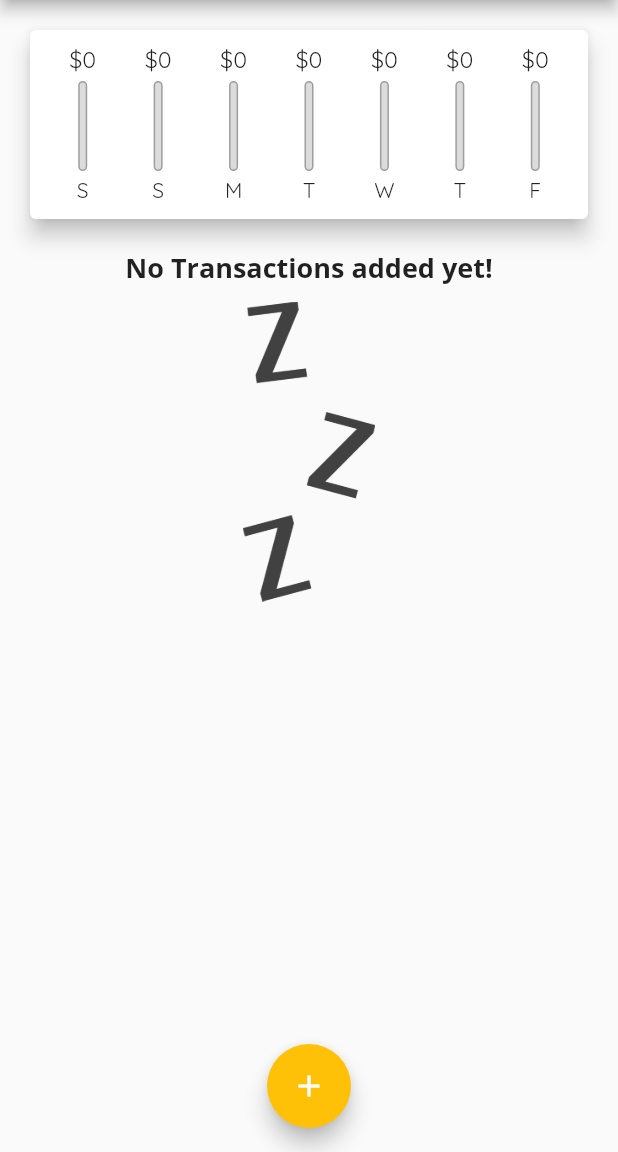
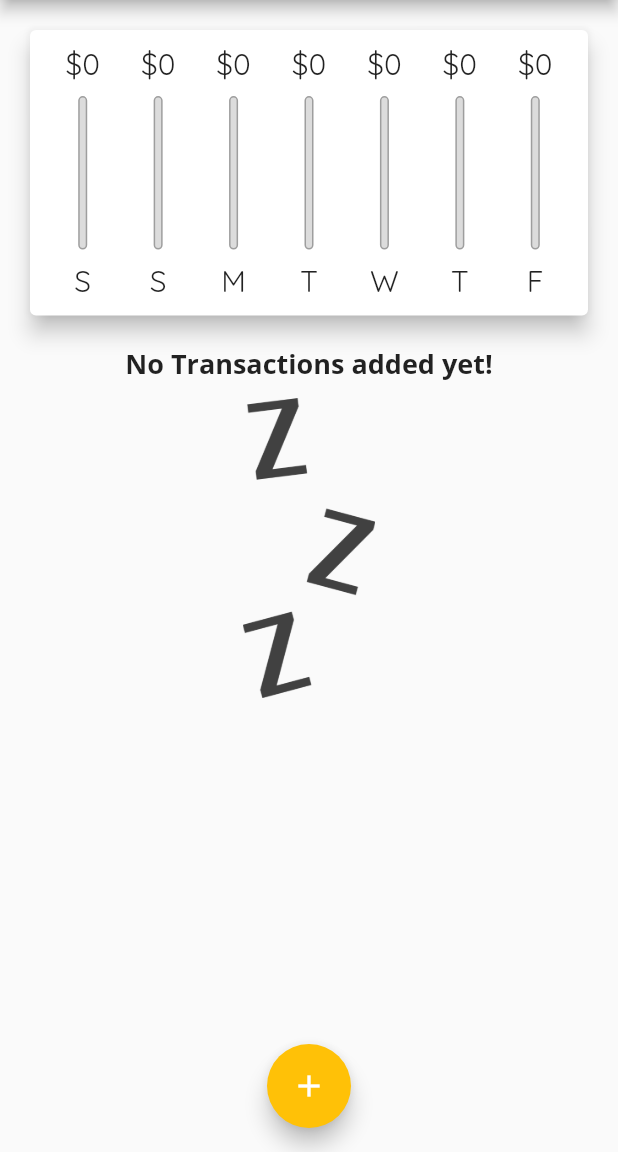
Before and after one commit to JasurbekErgashev/Personal-Expenses-App, a Flutter app: the screen it shows after launch, on a phone screen of 412 x 824 dp, the part 84-1236 px from its top. Run offline on Flutter 3.47's test engine with Material 2 defaults, Android fonts, the phone set to English and light mode, and no system bars.

Commit message:
dynamically calculating device height/width

```diff
--- a/lib/main.dart
+++ b/lib/main.dart
@@ -13,33 +13,40 @@ class MyApp extends StatelessWidget {
   @override
   Widget build(BuildContext context) {
     return MaterialApp(
-      theme: ThemeData(
+      debugShowCheckedModeBanner: false,
+      builder: (ctx, child) {
+        final curScaleFactor = MediaQuery.of(ctx).textScaleFactor;
+        return Theme(
+          data: ThemeData(
             colorScheme: ColorScheme.fromSwatch(
               primarySwatch: Colors.purple,
             ).copyWith(
               secondary: Colors.amber,
             ),
             fontFamily: 'Quicksand',
-        textTheme: const TextTheme(
+            textTheme: TextTheme(
               headline6: TextStyle(
                 fontFamily: 'OpenSans',
                 fontWeight: FontWeight.bold,
-            fontSize: 18,
+                fontSize: 18 * curScaleFactor,
               ),
               headline1: TextStyle(
                 color: Colors.grey,
                 fontFamily: 'Quicksand',
-            fontSize: 14,
+                fontSize: 14 * curScaleFactor,
               ),
             ),
-        appBarTheme: const AppBarTheme(
+            appBarTheme: AppBarTheme(
               titleTextStyle: TextStyle(
                 fontFamily: 'OpenSans',
                 fontWeight: FontWeight.bold,
-            fontSize: 20,
+                fontSize: 20 * curScaleFactor,
               ),
             ),
           ),
+          child: child as Widget,
+        );
+      },
       title: 'Personal Expenses',
       home: const MyHomePage(),
     );
@@ -103,8 +110,7 @@ class _MyHomePageState extends State<MyHomePage> {
 
   @override
   Widget build(BuildContext context) {
-    return Scaffold(
-      appBar: AppBar(
+    final appBar = AppBar(
       title: const Text('Personal Expenses'),
       actions: <Widget>[
         IconButton(
@@ -112,13 +118,27 @@ class _MyHomePageState extends State<MyHomePage> {
           onPressed: () => _startAddNewTransaction(context),
         ),
       ],
-      ),
+    );
+    return Scaffold(
+      appBar: appBar,
       body: SingleChildScrollView(
         child: Column(
           crossAxisAlignment: CrossAxisAlignment.stretch,
           children: <Widget>[
-            Chart(_recentTransactions),
-            TransactionList(_userTransactions, _removeTransaction),
+            SizedBox(
+              height: (MediaQuery.of(context).size.height -
+                      appBar.preferredSize.height -
+                      MediaQuery.of(context).padding.top) *
+                  0.3,
+              child: Chart(_recentTransactions),
+            ),
+            SizedBox(
+              height: (MediaQuery.of(context).size.height -
+                      appBar.preferredSize.height -
+                      MediaQuery.of(context).padding.top) *
+                  0.7,
+              child: TransactionList(_userTransactions, _removeTransaction),
+            ),
           ],
         ),
       ),
--- a/lib/widgets/chart_bar.dart
+++ b/lib/widgets/chart_bar.dart
@@ -12,19 +12,21 @@ class ChartBar extends StatelessWidget {
 
   @override
   Widget build(BuildContext context) {
+    return LayoutBuilder(
+      builder: (context, constraints) {
         return Column(
           children: <Widget>[
             SizedBox(
-          height: 20,
+              height: constraints.maxHeight * 0.15,
               child: FittedBox(
                 child: Text('\$${spendingAmount.toStringAsFixed(0)}'),
               ),
             ),
-        const SizedBox(
-          height: 4,
+            SizedBox(
+              height: constraints.maxHeight * 0.05,
             ),
             SizedBox(
-          height: 60,
+              height: constraints.maxHeight * 0.6,
               width: 6,
               child: Stack(
                 alignment: Alignment.bottomCenter,
@@ -48,11 +50,18 @@ class ChartBar extends StatelessWidget {
                 ],
               ),
             ),
-        const SizedBox(
-          height: 4,
+            SizedBox(
+              height: constraints.maxHeight * 0.05,
             ),
-        Text(label),
+            SizedBox(
+              height: constraints.maxHeight * 0.15,
+              child: FittedBox(
+                child: Text(label),
+              ),
+            ),
           ],
+        );
+      },
     );
   }
 }
--- a/lib/widgets/transaction_list.dart
+++ b/lib/widgets/transaction_list.dart
@@ -12,15 +12,12 @@ class TransactionList extends StatelessWidget {
 
   @override
   Widget build(BuildContext context) {
-    return SizedBox(
-      height: 520,
-      child: transactions.isNotEmpty
+    return transactions.isNotEmpty
         ? ListView.builder(
             itemBuilder: (context, index) {
               return Card(
                 elevation: 5,
-                  margin:
-                      const EdgeInsets.symmetric(vertical: 8, horizontal: 6),
+                margin: const EdgeInsets.symmetric(vertical: 8, horizontal: 6),
                 child: ListTile(
                   leading: CircleAvatar(
                     backgroundColor: Theme.of(context).colorScheme.primary,
@@ -41,8 +38,7 @@ class TransactionList extends StatelessWidget {
                     DateFormat.yMMMd().format(transactions[index].date),
                   ),
                   trailing: IconButton(
-                      onPressed: () =>
-                          removeTransaction(transactions[index].id),
+                    onPressed: () => removeTransaction(transactions[index].id),
                     icon: Icon(
                       Icons.delete,
                       color: Theme.of(context).errorColor,
@@ -70,7 +66,6 @@ class TransactionList extends StatelessWidget {
                 ),
               ),
             ],
-            ),
           );
   }
 }
```
Lines whose indentation alone changed are shown as unchanged.
